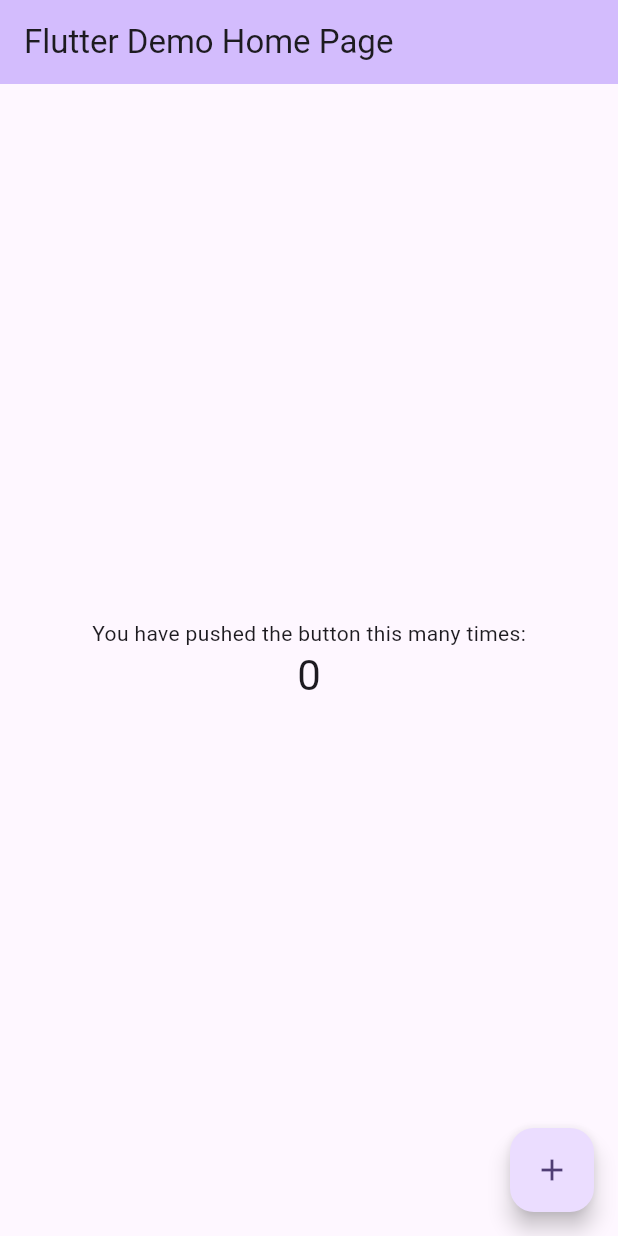
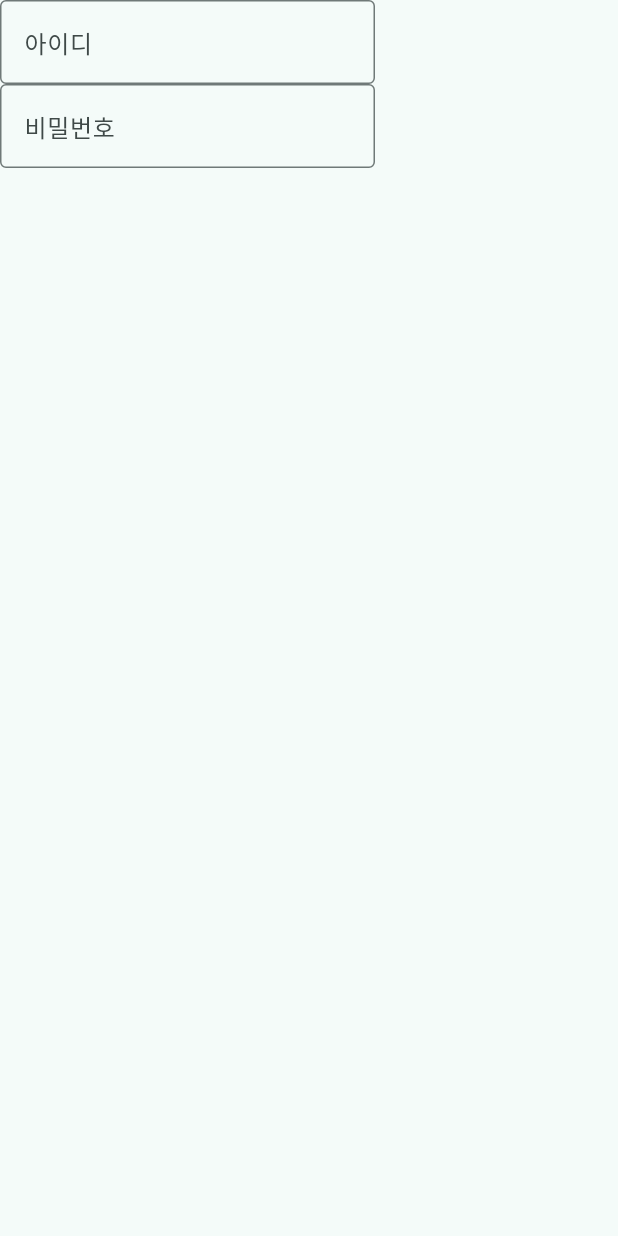
Before and after one commit to YouJongKwon/goodpharm_mobile, a Flutter app: the screen it shows after launch, on a phone screen of 412 x 824 dp. Run offline on Flutter 3.47's test engine with Material 3 defaults, Android fonts, the phone set to English and light mode, and no system bars.

Commit message:
feat - Login UI 작업중

```diff
--- a/lib/main.dart
+++ b/lib/main.dart
@@ -1,4 +1,5 @@
 import 'package:flutter/material.dart';
+import 'package:goodpharm_mobile/views/login/login.dart';
 
 void main() {
   runApp(const MyApp());
@@ -11,27 +12,13 @@
   @override
   Widget build(BuildContext context) {
     return MaterialApp(
-      title: 'Flutter Demo',
+      title: 'GoodPharm-Mobile',
       theme: ThemeData(
-        // This is the theme of your application.
-        //
-        // TRY THIS: Try running your application with "flutter run". You'll see
-        // the application has a purple toolbar. Then, without quitting the app,
-        // try changing the seedColor in the colorScheme below to Colors.green
-        // and then invoke "hot reload" (save your changes or press the "hot
-        // reload" button in a Flutter-supported IDE, or press "r" if you used
-        // the command line to start the app).
-        //
-        // Notice that the counter didn't reset back to zero; the application
-        // state is not lost during the reload. To reset the state, use hot
-        // restart instead.
-        //
-        // This works for code too, not just values: Most code changes can be
-        // tested with just a hot reload.
-        colorScheme: ColorScheme.fromSeed(seedColor: Colors.deepPurple),
+        colorScheme: ColorScheme.fromSeed(seedColor: const Color(0xff30C6C0)),
         useMaterial3: true,
       ),
-      home: const MyHomePage(title: 'Flutter Demo Home Page'),
+      home: Login(),
+      // home: const MyHomePage(title: 'Flutter Demo Home Page'),
     );
   }
 }
--- /dev/null
+++ b/lib/views/common/GpTextField.dart
@@ -0,0 +1,23 @@
+
+import 'package:flutter/material.dart';
+
+class GpTextField extends StatelessWidget {
+  final String inputHint;
+
+  const GpTextField( this.inputHint, {super.key});
+
+  @override
+  Widget build(BuildContext context) {
+    return SizedBox(
+      width: 250,
+      child: TextField(
+        obscureText: true,
+        decoration: InputDecoration(
+          border: OutlineInputBorder(),
+          labelText: inputHint,
+        ),
+      ),
+    );
+  }
+
+}
--- /dev/null
+++ b/lib/views/login/login.dart
@@ -0,0 +1,34 @@
+import 'package:flutter/material.dart';
+import 'package:flutter/widgets.dart';
+import 'package:goodpharm_mobile/views/common/GpTextField.dart';
+
+class Login extends StatelessWidget {
+
+  @override
+  Widget build(BuildContext context) {
+    return const Scaffold(
+      body: SafeArea(
+        child: Column(
+          children: [
+            GpTextField("아이디"),
+            GpTextField("비밀번호"),
+          ],
+        ),
+      )
+    );
+  }
+
+
+}
+
+class SnsLoginLayer extends StatelessWidget {
+  @override
+  Widget build(BuildContext context) {
+    return Column(
+      children: [
+
+      ],
+    );
+  }
+
+}
```
Also changed, not shown: lib/utils/Test.dart (added).
